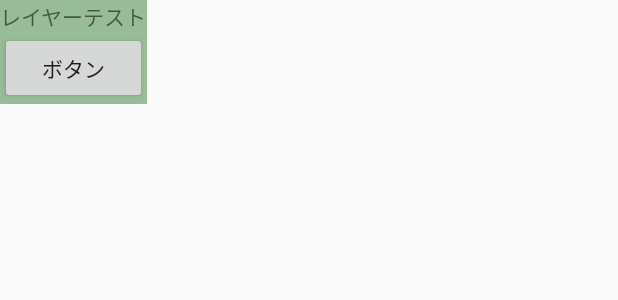
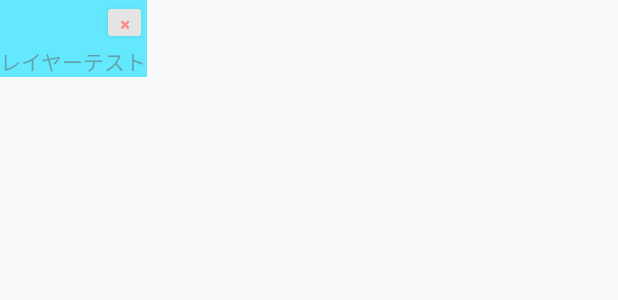
Before and after one commit to Funabashi-Joho-Business/X15G_F, an Android app: the layout layer.xml on its own in the app's theme, with its tools: preview values and no code run, on a phone screen of 412 x 824 dp. Shown: the top 300 px of the screen. Run offline under Robolectric (Android 15) with nearby library versions, the phone set to English and light mode, and no system bars.

Commit message:
見た目

```diff
--- a/app/src/main/res/layout/layer.xml
+++ b/app/src/main/res/layout/layer.xml
@@ -5,12 +5,34 @@
     android:layout_height="match_parent"
     android:orientation="vertical">
 
+    <ScrollView
+        android:id="@+id/layerlayout"
+        android:layout_width="wrap_content"
+        android:layout_height="wrap_content">
+
         <LinearLayout
             android:id="@+id/layerlayout"
-        android:layout_width="wrap_content"
+            android:layout_width="match_parent"
             android:layout_height="wrap_content"
-        android:background="#88448844"
+            android:alpha="0.6"
+            android:background="@android:color/holo_blue_bright"
             android:orientation="vertical">
+
+            <LinearLayout
+                android:layout_width="match_parent"
+                android:layout_height="wrap_content"
+                android:gravity="right"
+                android:orientation="vertical">
+
+                <Button
+                    android:id="@+id/button"
+                    android:layout_width="30dp"
+                    android:layout_height="30dp"
+
+                    android:text="✖"
+                    android:textColor="@android:color/holo_red_light"
+                    android:textSize="8sp" />
+            </LinearLayout>
 
             <TextView
                 android:id="@+id/textView"
@@ -18,12 +40,7 @@
                 android:layout_height="wrap_content"
                 android:text="レイヤーテスト" />
 
-        <Button
-            android:id="@+id/button"
-            android:layout_width="match_parent"
-            android:layout_height="wrap_content"
-
-            android:text="ボタン" />
         </LinearLayout>
+    </ScrollView>
 
 </FrameLayout>
--- a/app/src/main/res/values/colors.xml
+++ b/app/src/main/res/values/colors.xml
@@ -3,7 +3,7 @@
     <color name="colorPrimary">#3f51b5</color>
     <color name="colorPrimaryDark">#303F9F</color>
     <color name="colorAccent">#FF4081</color>
-    <color name="light">#F5DEB3</color>
+    <color name="light">#f5deb3</color>
     <color name="Navy">#FF000080</color>
     <color name="chocolate">#90452E</color>
     <color name="white">#FFFFFF</color>
```
Lines whose indentation alone changed are shown as unchanged.
